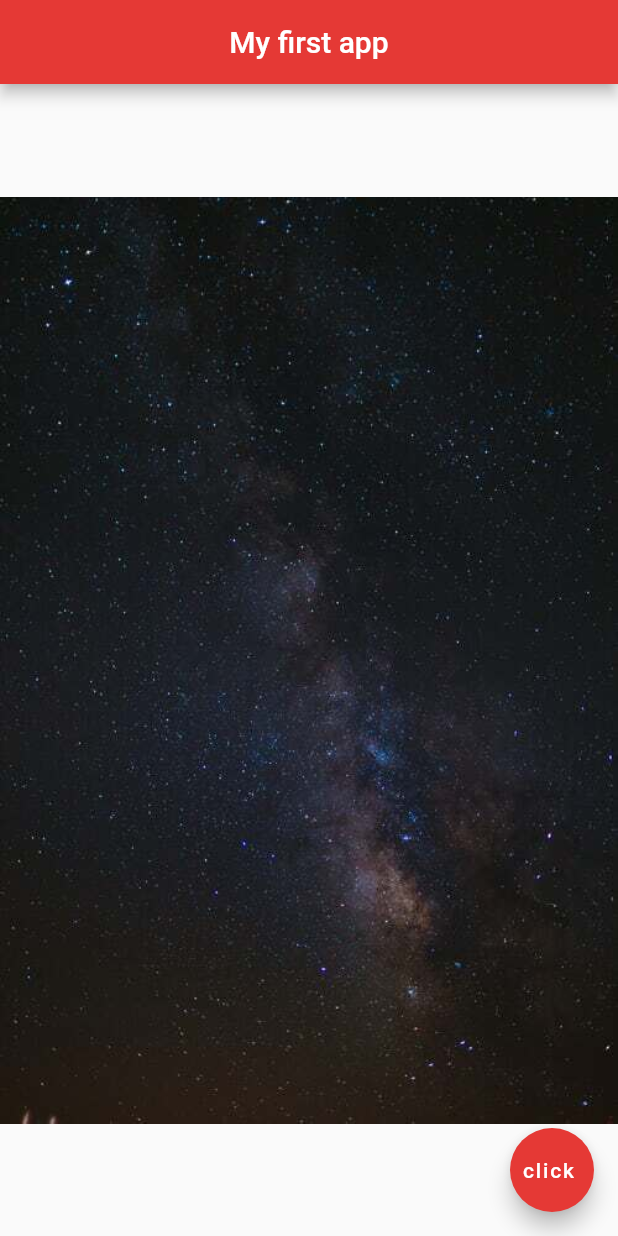
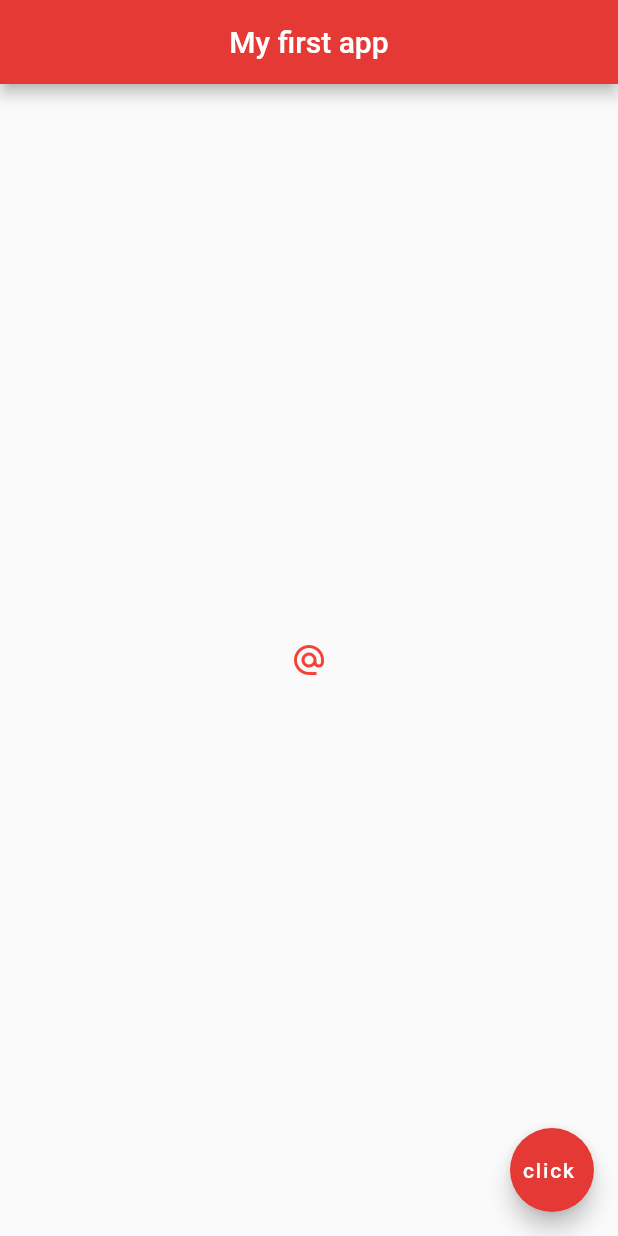
Before and after one commit to ISTE-VESIT-ORG/Flutter-2021, a Flutter app: the screen it shows after launch, on a phone screen of 412 x 824 dp. Run offline on Flutter 3.47's test engine with Material 2 defaults, Android fonts, the phone set to English and light mode, and no system bars.

Commit message:
button and icon

```diff
--- a/lib/main.dart
+++ b/lib/main.dart
@@ -16,10 +16,42 @@ class Home extends StatelessWidget {
         backgroundColor: Colors.red[600],
       ),
       body: Center(
-        child: Image(
-          image: AssetImage('assets/photo-1505506874110-6a7a69069a08.jpg'),
-          // image:NetworkImage('https://images.unsplash.com/photo-1531306728370-e2ebd9d7bb99?ixid=MXwxMjA3fDB8MHxwaG90by1wYWdlfHx8fGVufDB8fHw%3D&ixlib=rb-1.2.1&auto=format&fit=crop&w=334&q=80')
-        ),
+        // child: Icon(
+        //     Icons.airport_shuttle,
+        //     color: Colors.lightBlue,
+        //     size:50.0,
+        // ),
+      //   child: ElevatedButton(
+      //     onPressed: () {
+      //       print('you clicked me');
+      //     },
+      //     child: Text('click me'),
+      //     style: ElevatedButton.styleFrom(
+      //       primary: Colors.red,
+      //       onPrimary: Colors.white,
+      //     ),
+      //   ),
+      // ),
+      // child:ElevatedButton.icon(
+      //   onPressed: (){
+
+      //   },
+      //   icon: Icon(
+      //     Icons.mail
+      //   ),
+      //   label: Text('mail me'),
+      //   style: ElevatedButton.styleFrom(
+      //       primary: Colors.red,
+      //       onPrimary: Colors.white,
+      //     ),
+      // ),
+      child:IconButton(
+        onPressed: (){
+            print('you clicked me');
+        },
+        icon: Icon(Icons.alternate_email),
+        color: Colors.red,
+      )
       ),
       floatingActionButton: FloatingActionButton(
         onPressed: () {},
```
